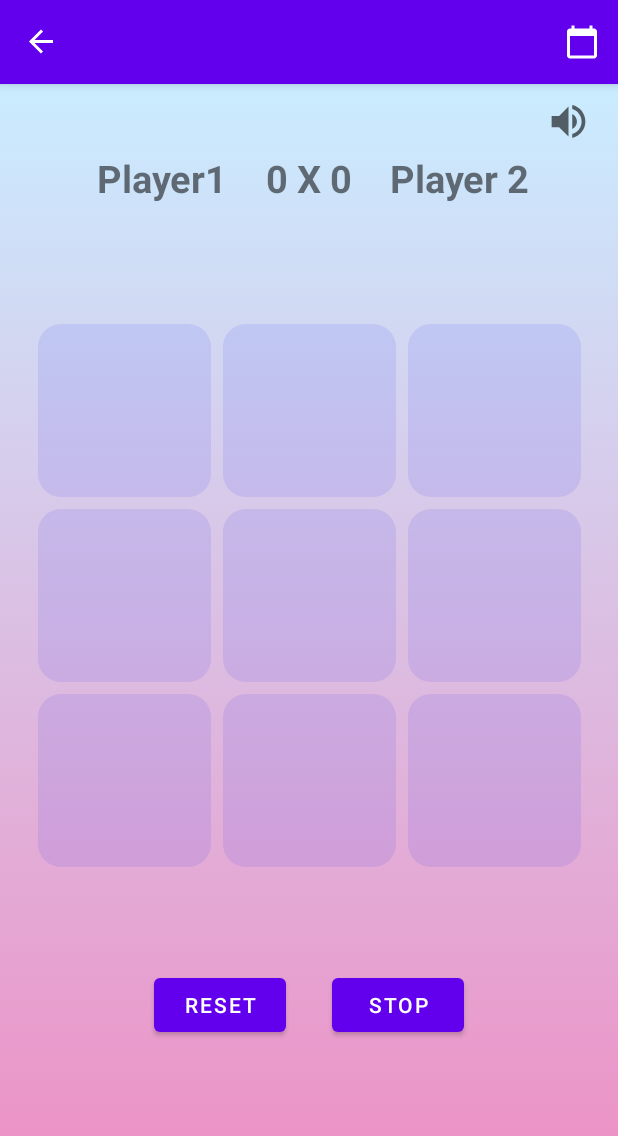
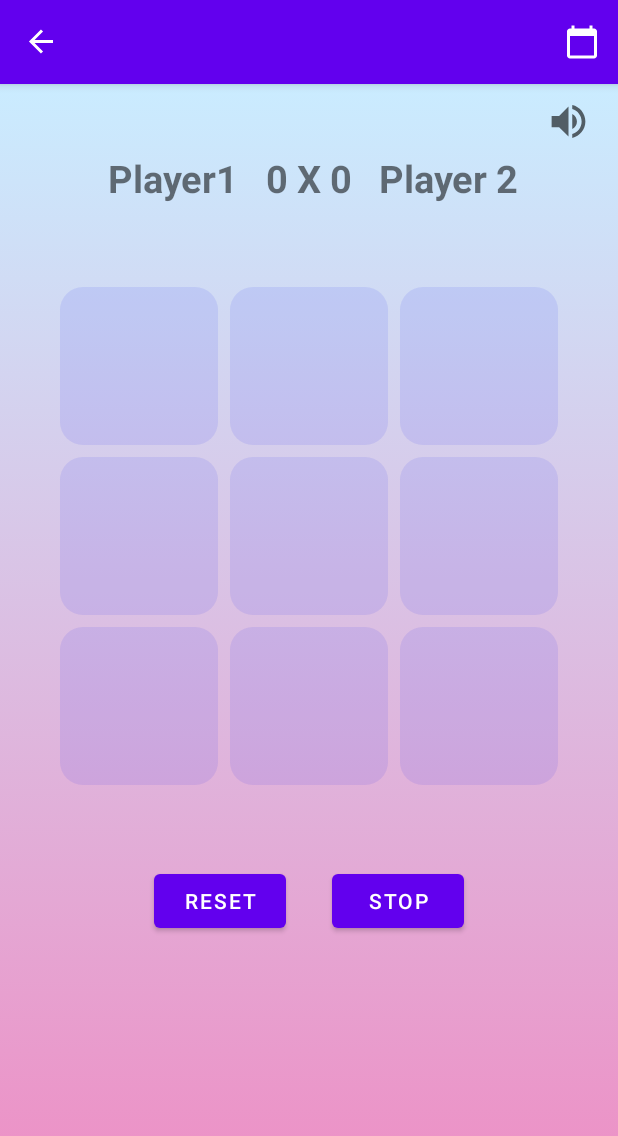
Before and after one commit to rafael-cagliari/tic_tac_toe_android, an Android app: the GameFragment screen opened through its navigation route, on a phone screen of 412 x 824 dp. Shown: the top 1136 px of the screen. Run offline under Robolectric (Android 15) with nearby library versions, the phone set to English and light mode, and no system bars; our stand-ins replace Room's generated code, navigation-ui.

Commit message:
-changed cell size

```diff
--- a/app/src/main/res/layout/game_fragment.xml
+++ b/app/src/main/res/layout/game_fragment.xml
@@ -37,7 +37,7 @@
             <TextView
                 android:id="@+id/score_board_player1"
                 style="@style/score_board"
-                android:layout_marginEnd="25dp"
+                android:layout_marginEnd="18dp"
                 android:text="Player1"
                 app:layout_constraintEnd_toStartOf="@+id/score_board_scores"
                 tools:ignore="MissingConstraints" />
@@ -53,7 +53,7 @@
             <TextView
                 android:id="@+id/score_board_player2"
                 style="@style/score_board"
-                android:layout_marginStart="25dp"
+                android:layout_marginStart="18dp"
                 android:text="Player 2"
                 app:layout_constraintStart_toEndOf="@+id/score_board_scores"
                 tools:ignore="MissingConstraints" />
@@ -63,15 +63,16 @@
             android:id="@+id/linearLayout2"
             android:layout_width="wrap_content"
             android:layout_height="wrap_content"
-            android:layout_marginTop="80dp"
+            android:layout_marginTop="55dp"
             app:layout_constraintEnd_toEndOf="parent"
             app:layout_constraintStart_toStartOf="parent"
             app:layout_constraintTop_toBottomOf="@+id/constraintLayout">
 
             <Button
-                android:padding="0dp"
                 android:id="@+id/a1"
                 style="@style/cell"
+                android:text=""
+                android:padding="0dp"
                 app:iconTint="#FFFFFF" />
 
             <Button
@@ -145,7 +146,7 @@
             android:id="@+id/linearLayout4"
             android:layout_width="match_parent"
             android:layout_height="wrap_content"
-            android:layout_marginTop="60dp"
+            android:layout_marginTop="45dp"
             android:gravity="center"
             app:layout_constraintTop_toBottomOf="@+id/linearLayout">
 
--- a/app/src/main/res/values/styles.xml
+++ b/app/src/main/res/values/styles.xml
@@ -25,13 +25,13 @@
     <style name="cell">
         <item name="android:textColor">@color/design_default_color_primary</item>
         <item name="android:textStyle">bold</item>
-        <item name="android:textSize">20sp</item>
+        <item name="android:textSize">19sp</item>
         <item name="backgroundTint">#170B18F3</item>
         <item name="android:layout_marginBottom">8dp</item>
         <item name="android:background">@drawable/cell</item>
         <item name="android:soundEffectsEnabled">false</item>
-        <item name="android:layout_width">115dp</item>
+        <item name="android:layout_width">105dp</item>
         <item name="android:layout_marginRight">8dp</item>
-        <item name="android:layout_height">115dp</item>
+        <item name="android:layout_height">105dp</item>
     </style>
 </resources>
```
